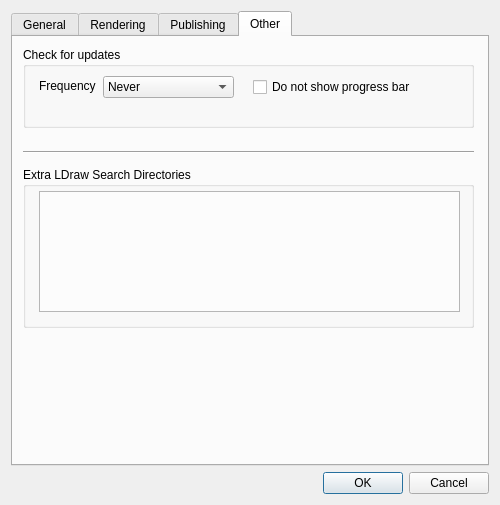
trevorsandy/lpub3d, file mainApp/preferences.ui: the form before one commit.
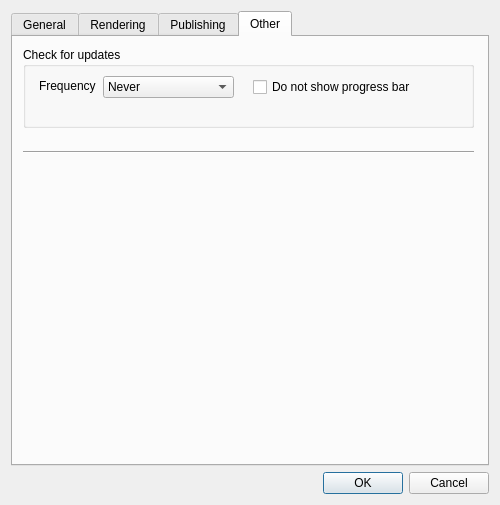
The form after the commit.

Commit message: LDRAW DIRS 05 - LDSearhDirs Update ArchiveParts class (holding only)

```diff
--- a/mainApp/preferences.ui
+++ b/mainApp/preferences.ui
@@ -891,32 +891,6 @@
         <enum>Qt::Horizontal</enum>
        </property>
       </widget>
-      <widget class="QTextEdit" name="textEditExtraLDrawSearchDirectories">
-       <property name="geometry">
-        <rect>
-         <x>26</x>
-         <y>154</y>
-         <width>421</width>
-         <height>121</height>
-        </rect>
-       </property>
-       <property name="acceptRichText">
-        <bool>false</bool>
-       </property>
-      </widget>
-      <widget class="QGroupBox" name="groupBoxExtraLDrawSearchDirectories">
-       <property name="geometry">
-        <rect>
-         <x>10</x>
-         <y>130</y>
-         <width>451</width>
-         <height>161</height>
-        </rect>
-       </property>
-       <property name="title">
-        <string>Extra LDraw Search Directories</string>
-       </property>
-      </widget>
       <zorder>groupBoxUpdates</zorder>
       <zorder>label_11</zorder>
       <zorder>comboCheckForUpdates</zorder>
```
Left out of the diff: 2 changed lines with no effect on the pictures. The commit also changes 6 other files.
